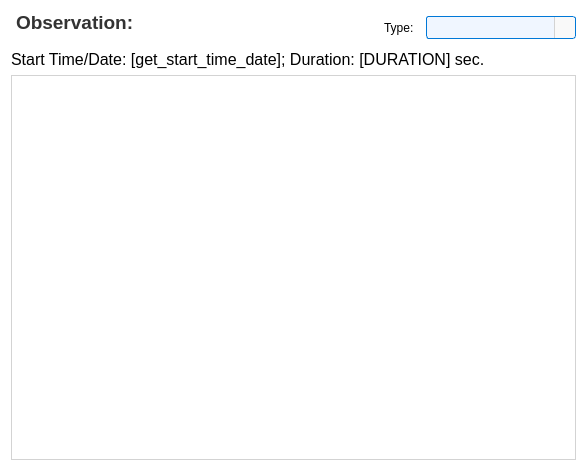
Qt form pastrocore/gui_pyside/tab_observation.ui (Torward1024/pAstroCORE) before a commit.
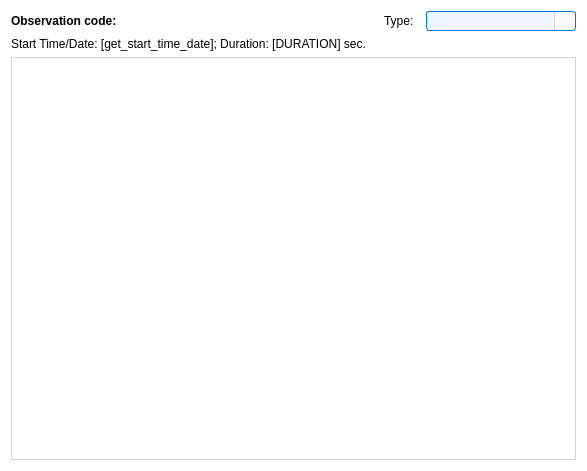
The same form after that commit. Icons and pictures are not drawn.

Diff of the .ui file:
```diff
--- a/pastrocore/gui_pyside/tab_observation.ui
+++ b/pastrocore/gui_pyside/tab_observation.ui
@@ -14,14 +14,67 @@
    <string notr="true">background-color: #ffffff; font-family: Arial;</string>
   </property>
   <layout class="QGridLayout" name="gridLayout">
-   <item row="1" column="2">
-    <widget class="QLabel" name="label">
+   <item row="1" column="0" colspan="5">
+    <widget class="QLabel" name="lbl_obs_info">
+     <property name="font">
+      <font>
+       <family>Arial</family>
+       <pointsize>9</pointsize>
+      </font>
+     </property>
      <property name="text">
-      <string>Type:</string>
+      <string>Start Time/Date: [get_start_time_date]; Duration: [DURATION] sec.</string>
      </property>
     </widget>
    </item>
-   <item row="1" column="4">
+   <item row="0" column="1">
+    <widget class="QLineEdit" name="obs_name_edit">
+     <property name="enabled">
+      <bool>true</bool>
+     </property>
+     <property name="styleSheet">
+      <string notr="true">QLineEdit {
+    font-family: Arial;
+    font-size: 9pt;
+    color: #333333;
+    padding: 1px;
+    border-radius: 3px;
+}
+QLineEdit[readOnly=&quot;true&quot;] {
+    border: 1px solid #d3d3d3;
+    background-color: #f9f9f9;
+}
+QLineEdit[readOnly=&quot;false&quot;] {
+    border: 1px solid #0078d7;
+    background-color: #f0f6ff;
+}
+QLineEdit[readOnly=&quot;false&quot;]:hover {
+    border: 1px solid #1a8cff;
+}
+QLineEdit[readOnly=&quot;false&quot;]:focus {
+    border: 1px solid #005bb5;
+    background-color: #ffffff;
+}</string>
+     </property>
+     <property name="readOnly">
+      <bool>true</bool>
+     </property>
+    </widget>
+   </item>
+   <item row="0" column="0">
+    <widget class="QLabel" name="label_2">
+     <property name="font">
+      <font>
+       <family>Arial</family>
+       <bold>true</bold>
+      </font>
+     </property>
+     <property name="text">
+      <string>Observation code:</string>
+     </property>
+    </widget>
+   </item>
+   <item row="0" column="4">
     <widget class="QComboBox" name="combo_obs_type">
      <property name="enabled">
       <bool>true</bool>
@@ -41,13 +94,13 @@
      <property name="maximumSize">
       <size>
        <width>150</width>
-       <height>23</height>
+       <height>16777215</height>
       </size>
      </property>
      <property name="styleSheet">
       <string notr="true">QComboBox {
     font-family: Arial;
-    font-size: 12pt;
+    font-size: 9pt;
     color: #333333;
     padding: 1px;
     border-radius: 3px;
@@ -132,7 +185,14 @@
      </property>
     </widget>
    </item>
-   <item row="3" column="0" colspan="5">
+   <item row="0" column="2">
+    <widget class="QLabel" name="label">
+     <property name="text">
+      <string>Type:</string>
+     </property>
+    </widget>
+   </item>
+   <item row="2" column="0" colspan="5">
     <widget class="QTabWidget" name="tabWidget">
      <property name="styleSheet">
       <string notr="true">QTabWidget::pane { border: 1px solid #d3d3d3; background: #ffffff; }
@@ -144,70 +204,6 @@
      </property>
     </widget>
    </item>
-   <item row="1" column="1">
-    <widget class="QLineEdit" name="obs_name_edit">
-     <property name="enabled">
-      <bool>true</bool>
-     </property>
-     <property name="styleSheet">
-      <string notr="true">QLineEdit {
-    font-family: Arial;
-    font-size: 12pt;
-    color: #333333;
-    padding: 1px;
-    border-radius: 3px;
-}
-QLineEdit[readOnly=&quot;true&quot;] {
-    border: 1px solid #d3d3d3;
-    background-color: #f9f9f9;
-}
-QLineEdit[readOnly=&quot;false&quot;] {
-    border: 1px solid #0078d7;
-    background-color: #f0f6ff;
-}
-QLineEdit[readOnly=&quot;false&quot;]:hover {
-    border: 1px solid #1a8cff;
-}
-QLineEdit[readOnly=&quot;false&quot;]:focus {
-    border: 1px solid #005bb5;
-    background-color: #ffffff;
-}</string>
-     </property>
-     <property name="readOnly">
-      <bool>true</bool>
-     </property>
-    </widget>
-   </item>
-   <item row="1" column="0">
-    <widget class="QLabel" name="titleLabel">
-     <property name="font">
-      <font>
-       <family>Arial</family>
-       <pointsize>14</pointsize>
-       <bold>true</bold>
-      </font>
-     </property>
-     <property name="styleSheet">
-      <string>color: #333333; padding-bottom: 10px;</string>
-     </property>
-     <property name="text">
-      <string>Observation:</string>
-     </property>
-    </widget>
-   </item>
-   <item row="2" column="0" colspan="5">
-    <widget class="QLabel" name="lbl_obs_info">
-     <property name="font">
-      <font>
-       <family>Arial</family>
-       <pointsize>12</pointsize>
-      </font>
-     </property>
-     <property name="text">
-      <string>Start Time/Date: [get_start_time_date]; Duration: [DURATION] sec.</string>
-     </property>
-    </widget>
-   </item>
   </layout>
  </widget>
  <resources/>
```
